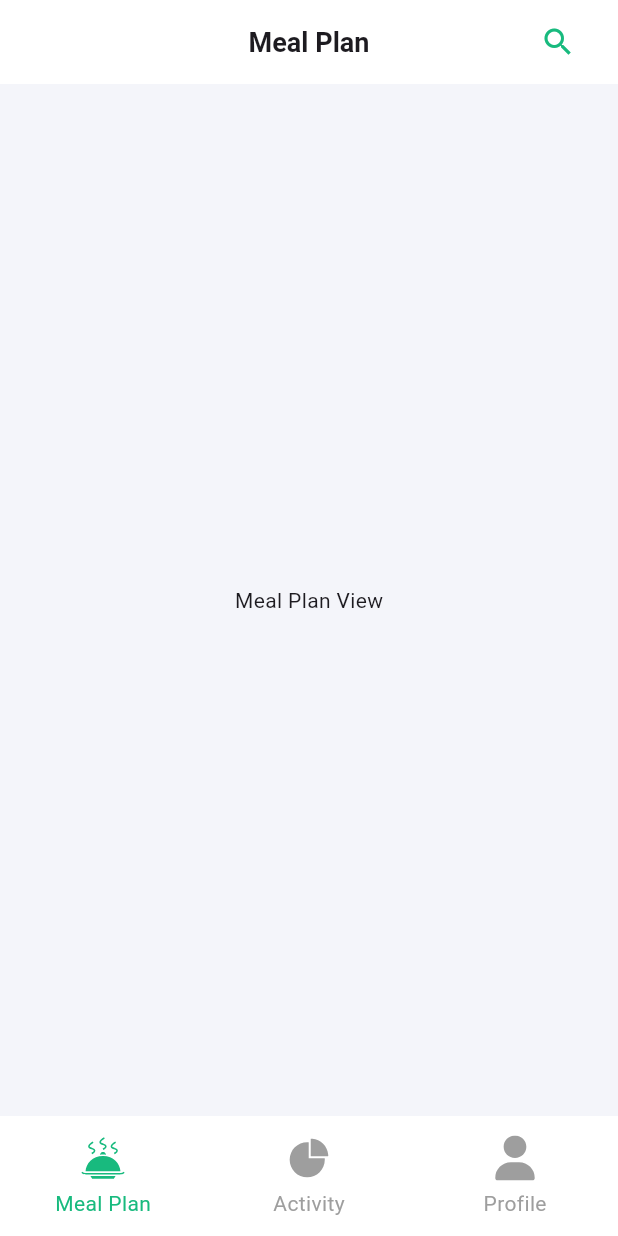
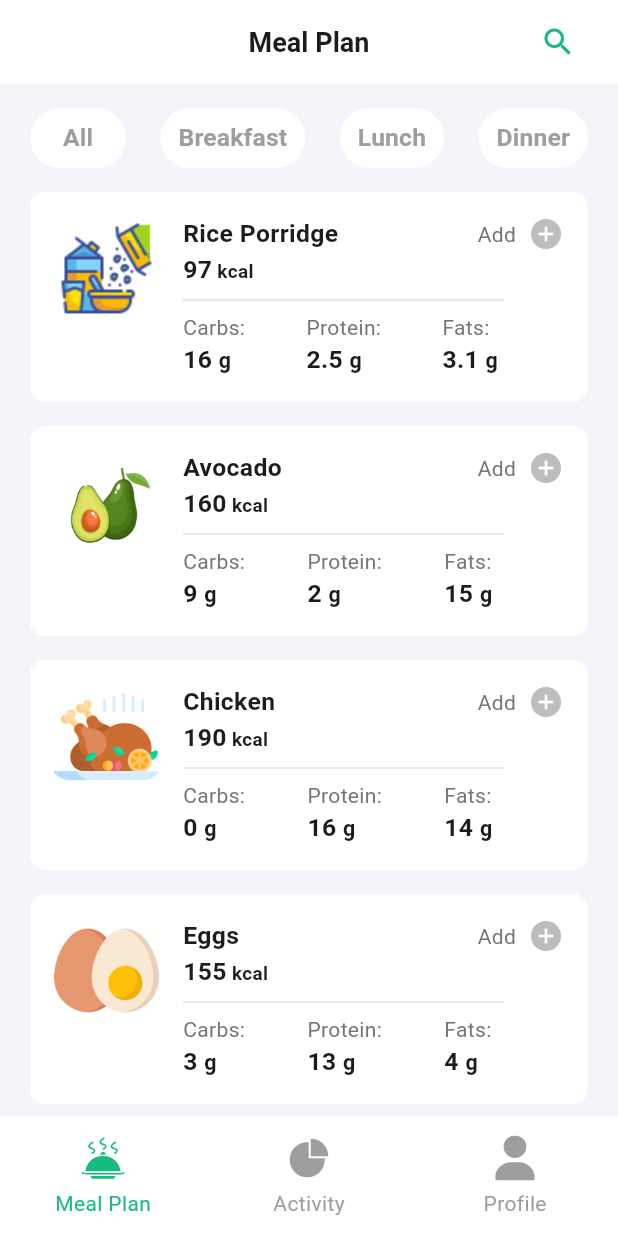
Before and after one commit to developer-ahmed1/nutrotional-tracking-app, a Flutter app: the screen it shows after launch, on a phone screen of 412 x 824 dp. Run offline on Flutter 3.47's test engine with Material 3 defaults, Android fonts, the phone set to English and light mode, and no system bars; our stand-ins replace flutter_screenutil, flutter_svg.

Commit message:
ui of meal plan view

```diff
--- /dev/null
+++ b/lib/core/models/meal_model.dart
@@ -0,0 +1,17 @@
+class MealModel {
+  final String title;
+  final String image;
+  final num caloriesQuantity;
+  final num carbsQuantity;
+  final num proteinQuantity;
+  final num fatQuantity;
+
+  MealModel({
+    required this.title,
+    required this.image,
+    required this.caloriesQuantity,
+    required this.carbsQuantity,
+    required this.proteinQuantity,
+    required this.fatQuantity,
+  });
+}
--- /dev/null
+++ b/lib/core/theming/font_weight_helper.dart
@@ -0,0 +1,12 @@
+import 'package:flutter/material.dart';
+
+class FontWeightHelper {
+  static const FontWeight thin = FontWeight.w100;
+  static const FontWeight extraLight = FontWeight.w200;
+  static const FontWeight light = FontWeight.w300;
+  static const FontWeight regular = FontWeight.w400;
+  static const FontWeight medium = FontWeight.w500;
+  static const FontWeight semiBold = FontWeight.w600;
+  static const FontWeight bold = FontWeight.w700;
+  static const FontWeight extraBold = FontWeight.w800;
+}
--- /dev/null
+++ b/lib/core/theming/styles.dart
@@ -0,0 +1,18 @@
+import 'package:flutter/material.dart';
+import 'package:flutter_screenutil/flutter_screenutil.dart';
+import 'package:nutrotional_tracking_app/core/theming/font_weight_helper.dart';
+
+abstract class TextStyles {
+  static TextStyle bold15 = TextStyle(
+    fontSize: 15.sp,
+    fontWeight: FontWeightHelper.bold,
+  );
+  static TextStyle bold13 = TextStyle(
+    fontSize: 13.sp,
+    fontWeight: FontWeightHelper.semiBold,
+  );
+  static TextStyle bold11_5 = TextStyle(
+    fontSize: 11.5.sp,
+    fontWeight: FontWeightHelper.semiBold,
+  );
+}
--- a/lib/main.dart
+++ b/lib/main.dart
@@ -1,4 +1,5 @@
 import 'package:flutter/material.dart';
+import 'package:flutter_screenutil/flutter_screenutil.dart';
 import 'package:nutrotional_tracking_app/presentation/views/home_view.dart';
 
 void main() {
@@ -11,9 +12,12 @@ class MyApp extends StatelessWidget {
   // This widget is the root of your application.
   @override
   Widget build(BuildContext context) {
-    return MaterialApp(
-      debugShowCheckedModeBanner: false,
-      home: const HomeView(),
+    return ScreenUtilInit(
+      designSize: const Size(375, 812),
+      child: MaterialApp(
+        debugShowCheckedModeBanner: false,
+        home: const HomeView(),
+      ),
     );
   }
 }
--- /dev/null
+++ b/lib/presentation/views/meal_plan_list_view.dart
@@ -0,0 +1,59 @@
+import 'package:flutter/material.dart';
+import 'package:nutrotional_tracking_app/core/models/meal_model.dart';
+import 'package:nutrotional_tracking_app/core/theming/assets_data.dart';
+import 'package:nutrotional_tracking_app/presentation/views/widgets/meal_plan_item.dart';
+
+class MealPlanListView extends StatelessWidget {
+  const MealPlanListView({super.key});
+
+  List<MealModel> getMeals() {
+    return [
+      MealModel(
+        title: "Rice Porridge",
+        image: AssetsData.ricePorridge,
+        caloriesQuantity: 97,
+        carbsQuantity: 16,
+        proteinQuantity: 2.5,
+        fatQuantity: 3.1,
+      ),
+      MealModel(
+        title: "Avocado",
+        image: AssetsData.avocado,
+        caloriesQuantity: 160,
+        carbsQuantity: 9,
+        proteinQuantity: 2,
+        fatQuantity: 15,
+      ),
+      MealModel(
+        title: "Chicken",
+        image: AssetsData.chicken,
+        caloriesQuantity: 190,
+        carbsQuantity: 0,
+        proteinQuantity: 16,
+        fatQuantity: 14,
+      ),
+      MealModel(
+        title: "Eggs",
+        image: AssetsData.eggs,
+        caloriesQuantity: 155,
+        carbsQuantity: 3,
+        proteinQuantity: 13,
+        fatQuantity: 4,
+      ),
+    ];
+  }
+
+  @override
+  Widget build(BuildContext context) {
+    return Expanded(
+      child: ListView.builder(
+        itemCount: getMeals().length,
+        itemBuilder: (context, index) {
+          return MealPlanItem(
+            mealModel: getMeals()[index],
+          );
+        },
+      ),
+    );
+  }
+}
--- a/lib/presentation/views/meal_plan_view.dart
+++ b/lib/presentation/views/meal_plan_view.dart
@@ -1,4 +1,6 @@
 import 'package:flutter/material.dart';
+import 'package:nutrotional_tracking_app/presentation/views/meal_plan_list_view.dart';
+import 'package:nutrotional_tracking_app/presentation/views/widgets/category_button.dart';
 import 'package:nutrotional_tracking_app/presentation/views/widgets/meal_plan_appbar.dart';
 
 class MealPlanView extends StatelessWidget {
@@ -9,7 +11,25 @@ class MealPlanView extends StatelessWidget {
     return Scaffold(
       appBar: const MealPlanAppBar(),
       backgroundColor: Color(0xfff4f5fa),
-      body: Center(child: Text("Meal Plan View")),
+      body: Padding(
+        padding: const EdgeInsets.symmetric(horizontal: 20),
+        child: Column(
+          children: [
+            const SizedBox(height: 12),
+            Row(
+              mainAxisAlignment: MainAxisAlignment.spaceBetween,
+              children: [
+                CategoryButton(title: 'All', onPressed: () {}),
+                CategoryButton(title: 'Breakfast', onPressed: () {}),
+                CategoryButton(title: 'Lunch', onPressed: () {}),
+                CategoryButton(title: 'Dinner', onPressed: () {}),
+              ],
+            ),
+            const SizedBox(height: 12),
+            MealPlanListView(),
+          ],
+        ),
+      ),
     );
   }
 }
--- /dev/null
+++ b/lib/presentation/views/widgets/category_button.dart
@@ -0,0 +1,24 @@
+import 'package:flutter/material.dart';
+import 'package:nutrotional_tracking_app/core/theming/styles.dart';
+
+class CategoryButton extends StatelessWidget {
+  const CategoryButton({
+    super.key,
+    required this.title,
+    required this.onPressed,
+  });
+  final String title;
+  final VoidCallback onPressed;
+
+  @override
+  Widget build(BuildContext context) {
+    return TextButton(
+      onPressed: onPressed,
+      style: ButtonStyle(backgroundColor: WidgetStatePropertyAll(Colors.white)),
+      child: Text(
+        title,
+        style: TextStyles.bold15.copyWith(color: Colors.grey.shade500),
+      ),
+    );
+  }
+}
--- /dev/null
+++ b/lib/presentation/views/widgets/meal_plan_item.dart
@@ -0,0 +1,113 @@
+import 'package:flutter/material.dart';
+import 'package:nutrotional_tracking_app/core/models/meal_model.dart';
+import 'package:nutrotional_tracking_app/core/theming/styles.dart';
+
+class MealPlanItem extends StatelessWidget {
+  const MealPlanItem({super.key, required this.mealModel});
+  final MealModel mealModel;
+
+  @override
+  Widget build(BuildContext context) {
+    return Container(
+      margin: const EdgeInsets.only(bottom: 16),
+      padding: const EdgeInsets.all(16),
+      decoration: BoxDecoration(
+        color: Colors.white,
+        borderRadius: BorderRadius.circular(10),
+      ),
+      child: Row(
+        crossAxisAlignment: CrossAxisAlignment.start,
+        children: [
+          Image.asset(mealModel.image, height: 70),
+          SizedBox(width: 16),
+          Expanded(
+            child: Column(
+              children: [
+                Row(
+                  mainAxisAlignment: MainAxisAlignment.spaceBetween,
+                  crossAxisAlignment: CrossAxisAlignment.start,
+                  children: [
+                    Column(
+                      crossAxisAlignment: CrossAxisAlignment.start,
+                      children: [
+                        Text(mealModel.title, style: TextStyles.bold15),
+                        Text.rich(
+                          TextSpan(
+                            children: [
+                              TextSpan(
+                                text: "${mealModel.caloriesQuantity}",
+                                style: TextStyles.bold15,
+                              ),
+                              TextSpan(
+                                text: " kcal",
+                                style: TextStyles.bold11_5,
+                              ),
+                            ],
+                          ),
+                        ),
+                      ],
+                    ),
+                    Row(
+                      children: [
+                        Text(
+                          "Add",
+                          style: TextStyle(color: Colors.grey.shade600),
+                        ),
+                        SizedBox(width: 8),
+                        Icon(Icons.add_circle, color: Colors.grey.shade400),
+                      ],
+                    ),
+                  ],
+                ),
+                Padding(
+                  padding: const EdgeInsets.only(right: 40),
+                  child: Divider(color: Colors.grey.shade300,),
+                ),
+                Row(
+                  mainAxisAlignment: MainAxisAlignment.spaceBetween,
+                  children: [
+                    MealDetials(
+                      title: 'Carbs',
+                      quantity: mealModel.carbsQuantity,
+                    ),
+                    MealDetials(
+                      title: 'Protein',
+                      quantity: mealModel.proteinQuantity,
+                    ),
+                    MealDetials(title: 'Fats', quantity: mealModel.fatQuantity),
+                    SizedBox(width: 7),
+                  ],
+                ),
+              ],
+            ),
+          ),
+        ],
+      ),
+    );
+  }
+}
+
+class MealDetials extends StatelessWidget {
+  const MealDetials({super.key, required this.title, required this.quantity});
+
+  final String title;
+  final num quantity;
+
+  @override
+  Widget build(BuildContext context) {
+    return Column(
+      crossAxisAlignment: CrossAxisAlignment.start,
+      children: [
+        Text("$title: ", style: TextStyle(color: Colors.grey.shade600)),
+        Text.rich(
+          TextSpan(
+            children: [
+              TextSpan(text: "$quantity ", style: TextStyles.bold15),
+              TextSpan(text: "g", style: TextStyles.bold13),
+            ],
+          ),
+        ),
+      ],
+    );
+  }
+}
```
Also changed, not shown: pubspec.yaml (+1 -6 lines), pubspec.lock.
